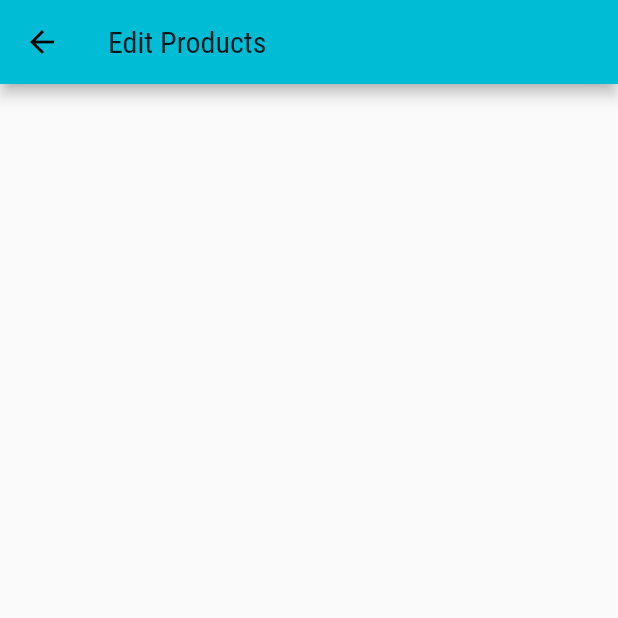
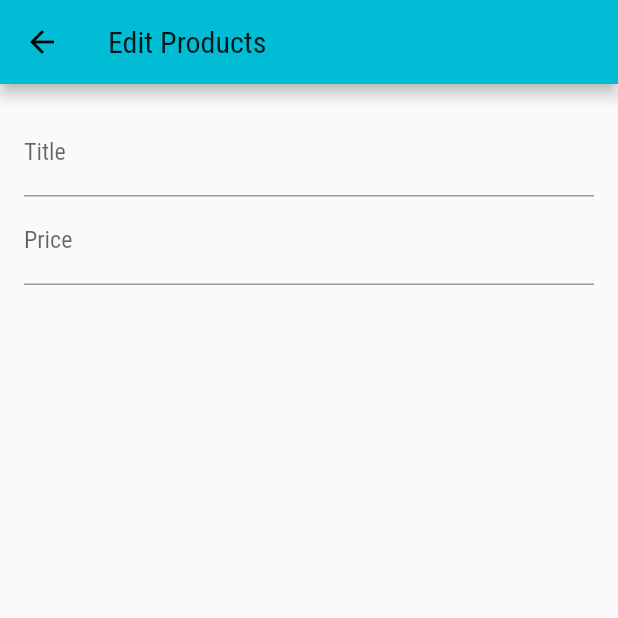
Before and after one commit to mahdiyarz/shopAPP, a Flutter app: the EditeScreen screen opened by its route, on a phone screen of 412 x 824 dp, the top half of it. Run offline on Flutter 3.47's test engine with Material 2 defaults, Android fonts, the phone set to English and light mode, and no system bars; network calls fail.

Commit message:
create title & price text field on edit product screen

```diff
--- a/lib/screens/edite_screen.dart
+++ b/lib/screens/edite_screen.dart
@@ -7,13 +7,35 @@ class EditeScreen extends StatefulWidget {
 }
 
 class _EditeScreenState extends State<EditeScreen> {
+  final _priceFocusNode = FocusNode();
   @override
   Widget build(BuildContext context) {
     return Scaffold(
       appBar: AppBar(
         title: Text('Edit Products'),
       ),
-      body: Container(),
+      body: Padding(
+        padding: const EdgeInsets.all(16.0),
+        child: Form(
+          child: ListView(
+            children: [
+              TextFormField(
+                decoration: InputDecoration(labelText: 'Title'),
+                textInputAction: TextInputAction.next,
+                onFieldSubmitted: (_) {
+                  FocusScope.of(context).requestFocus(_priceFocusNode);
+                },
+              ),
+              TextFormField(
+                decoration: InputDecoration(labelText: 'Price'),
+                textInputAction: TextInputAction.next,
+                keyboardType: TextInputType.number,
+                focusNode: _priceFocusNode,
+              ),
+            ],
+          ),
+        ),
+      ),
     );
   }
 }
```
